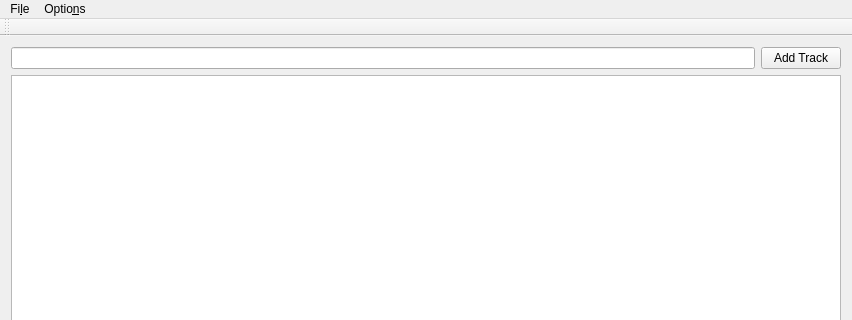
This is mainwindow.ui in Mydayyy/MediaDownloader as Qt 5 draws it before an edit; both pictures show x 0 to 852 and y 0 to 320 of the 852 by 638 pixel window. The edited form follows.
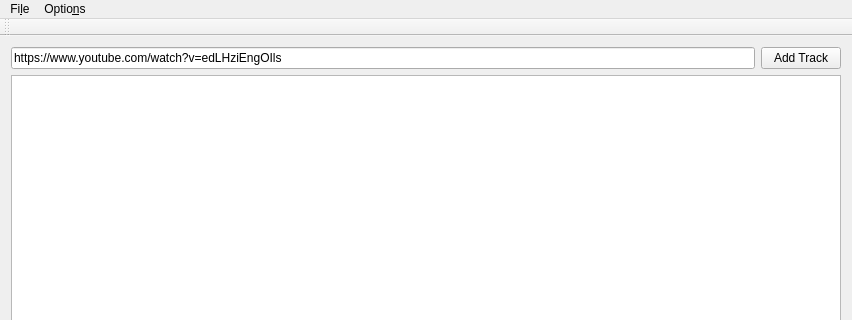
This is the edited form.

```diff
--- a/mainwindow.ui
+++ b/mainwindow.ui
@@ -20,7 +20,7 @@
       <item>
        <widget class="QLineEdit" name="inputUrl">
         <property name="text">
-         <string/>
+         <string>https://www.youtube.com/watch?v=edLHziEngOIls</string>
         </property>
        </widget>
       </item>
```
Left out of the diff: 2 changed lines with no effect on the pictures.
